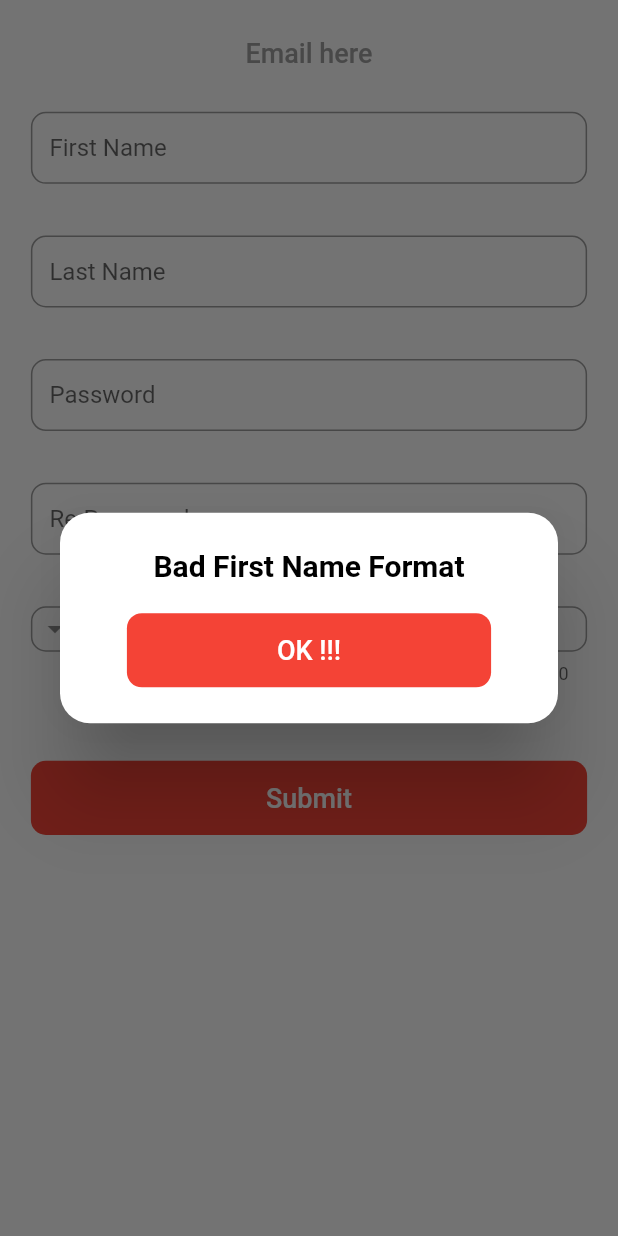
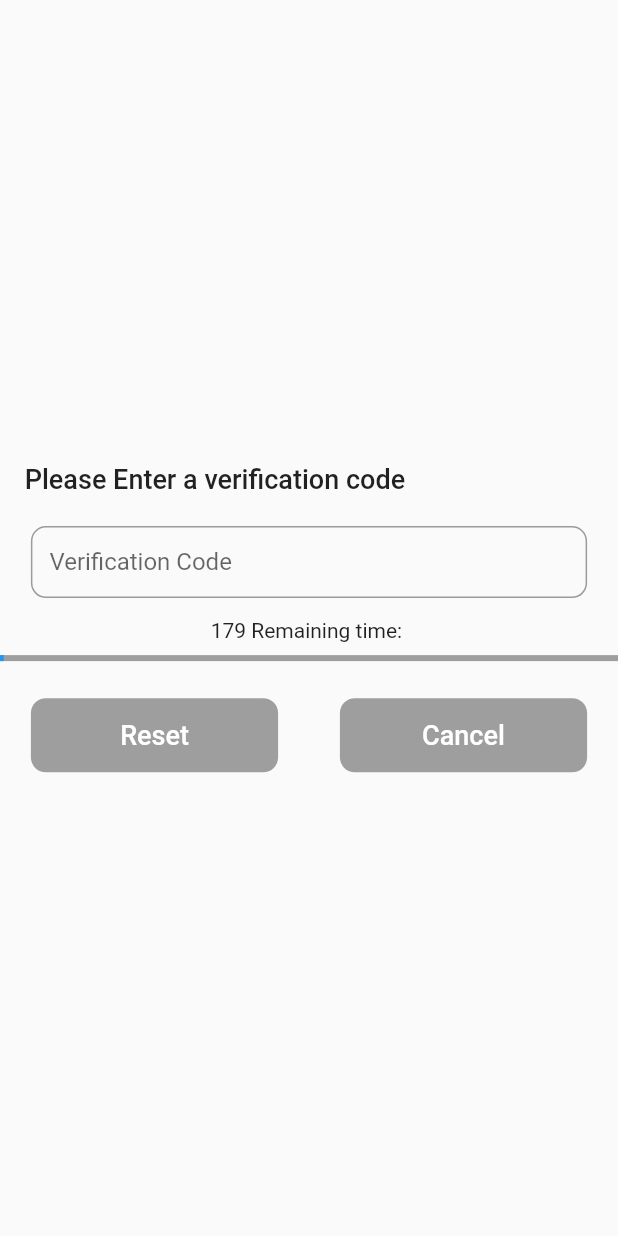
Before and after one commit to sinaziaee/LocatioBooker, a Flutter app: the SignUpScreen screen opened directly with empty values, after a tap on "Submit", on a phone screen of 412 x 824 dp. Run offline on Flutter 3.47's test engine with Material 2 defaults, Android fonts, the phone set to English and light mode, and no system bars; drawn by our look-alikes of intl_phone_field; our stand-ins replace font_awesome_flutter.

Commit message:
verification screen added

```diff
--- a/lib/main.dart
+++ b/lib/main.dart
@@ -1,5 +1,6 @@
 import 'package:flutter/material.dart';
 import 'package:loctio_booker/screens/authentication/sign_up_screen.dart';
+import 'package:loctio_booker/screens/authentication/verification_screen.dart';
 
 import 'screens/authentication/login_screen.dart';
 import 'screens/home/home_screen.dart';
@@ -18,6 +19,7 @@ class MyApp extends StatelessWidget {
         LoginScreen.id: (context) => LoginScreen(),
         HomeScreen.id: (context) => HomeScreen(),
         SignUpScreen.id: (context) => SignUpScreen(),
+        VerificationScreen.id: (context) => VerificationScreen(),
       },
     );
   }
--- a/lib/screens/authentication/components/confirm_button.dart
+++ b/lib/screens/authentication/components/confirm_button.dart
@@ -7,8 +7,9 @@ class MyConfirmButton extends StatelessWidget {
 
   final String text;
   final Function onPressed;
+  final Color color;
 
-  MyConfirmButton({this.text, this.onPressed});
+  MyConfirmButton({this.text, this.onPressed, this.color});
 
   @override
   Widget build(BuildContext context) {
@@ -19,7 +20,7 @@ class MyConfirmButton extends StatelessWidget {
         horizontal: LoginScreen.size.width * 0.05,
       ),
       child: RaisedButton(
-        color: Colors.red,
+        color: color ?? Colors.red,
         elevation: 0,
         shape: RoundedRectangleBorder(
           borderRadius: BorderRadius.circular(10),
--- a/lib/screens/authentication/sign_up_screen.dart
+++ b/lib/screens/authentication/sign_up_screen.dart
@@ -1,5 +1,6 @@
 import 'package:flutter/material.dart';
 import 'package:intl_phone_field/intl_phone_field.dart';
+import 'package:loctio_booker/screens/authentication/verification_screen.dart';
 import 'package:loctio_booker/screens/home/home_screen.dart';
 
 import '../../constants.dart';
@@ -11,7 +12,7 @@ import 'login_screen.dart';
 
 class SignUpScreen extends StatefulWidget {
   static String id = 'sign_up_screen';
-
+  static int theCode;
   @override
   _SignUpScreenState createState() => _SignUpScreenState();
 }
@@ -170,12 +171,13 @@ class _SignUpScreenState extends State<SignUpScreen> {
   }
 
   void onContinuePressed() {
-    if(isValidated()){
-      Navigator.pushNamed(context, HomeScreen.id);
-    }
-    else{
-      // pass
-    }
+    // if(isValidated()){
+    //   Navigator.pushNamed(context, HomeScreen.id);
+    // }
+    // else{
+    //   // pass
+    // }
+    Navigator.pushNamed(context, VerificationScreen.id);
   }
 
   _showDialog(String message) {
--- /dev/null
+++ b/lib/screens/authentication/verification_screen.dart
@@ -0,0 +1,153 @@
+import 'package:flutter/material.dart';
+import 'package:loctio_booker/constants.dart';
+import 'package:loctio_booker/screens/authentication/components/confirm_button.dart';
+import 'package:loctio_booker/screens/authentication/components/my_textfield.dart';
+import 'package:loctio_booker/screens/authentication/login_screen.dart';
+import 'package:loctio_booker/screens/authentication/sign_up_screen.dart';
+
+class VerificationScreen extends StatefulWidget {
+  static String id = 'verification_screen';
+
+  @override
+  _VerificationScreenState createState() => _VerificationScreenState();
+}
+
+class _VerificationScreenState extends State<VerificationScreen>
+    with SingleTickerProviderStateMixin {
+  String code = '';
+  int theCode = SignUpScreen.theCode;
+  int verifTime = 180;
+  AnimationController controller;
+  Animation<double> animation;
+  int progress = 0;
+  FocusNode node;
+  Map arguments;
+
+  TextEditingController verificationController;
+  Color color = Colors.black;
+  @override
+  void initState() {
+    reset();
+    verificationController = TextEditingController();
+    controller = AnimationController(
+        duration: const Duration(seconds: 180), vsync: this);
+    animation = Tween(begin: 0.0, end: 1.0).animate(controller)
+      ..addListener(() {
+        setState(() {
+          // the state that has changed here is the animation object’s value
+          progress = (animation.value * 120).round();
+        });
+      });
+    controller.forward();
+    super.initState();
+  }
+
+  @override
+  void dispose() {
+    controller.stop();
+    super.dispose();
+  }
+
+  void reset() {
+    Future.delayed(
+        Duration(
+          seconds: verifTime,
+        ), () {
+      theCode = null;
+      SignUpScreen.theCode = null;
+      print(theCode);
+    });
+  }
+
+  @override
+  Widget build(BuildContext context) {
+    node = FocusScope.of(context);
+    arguments = ModalRoute.of(context).settings.arguments as Map;
+
+    return Scaffold(
+      body: Column(
+        mainAxisAlignment: MainAxisAlignment.center,
+        crossAxisAlignment: CrossAxisAlignment.start,
+        // mainAxisSize: MainAxisSize.min,
+        children: [
+          Padding(
+            padding: EdgeInsets.symmetric(
+              horizontal: LoginScreen.size.width * 0.04,
+            ),
+            child: Text(
+              'Please Enter a verification code',
+              style: kBodyTextStyle,
+            ),
+          ),
+          SizedBox(
+            height: LoginScreen.size.height * 0.02,
+          ),
+          MyTestField(
+            color: color,
+            controller: verificationController,
+            isPassword: false,
+            isLast: true,
+            node: node,
+            hint: 'Verification Code',
+          ),
+          SizedBox(
+            height: LoginScreen.size.height * 0.01,
+          ),
+          Center(
+            child: (progress != verifTime)
+                ? Text((verifTime - progress).toString() + ' Remaining time: ')
+                : Text('Code was Expired'),
+          ),
+          SizedBox(
+            height: LoginScreen.size.height * 0.01,
+          ),
+          Theme(
+            data: ThemeData(
+              accentColor: Colors.purple,
+            ),
+            child: Container(
+              child: LinearProgressIndicator(
+                value: animation.value,
+                backgroundColor: Colors.grey,
+              ),
+            ),
+          ),
+          SizedBox(
+            height: LoginScreen.size.height * 0.03,
+          ),
+          Row(
+            children: [
+              Expanded(
+                child: MyConfirmButton(
+                  onPressed: (){
+                    onResetPressed();
+                  },
+                  text: 'Reset',
+                  color: Colors.grey,
+                ),
+              ),
+              Expanded(
+                child: MyConfirmButton(
+                  onPressed: (){
+                    onCancelPressed();
+                  },
+                  text: 'Cancel',
+                  color: Colors.grey,
+                ),
+              ),
+            ],
+          ),
+        ],
+      ),
+    );
+  }
+
+  void onCancelPressed(){
+    Navigator.pop(context);
+  }
+
+  void onResetPressed(){
+    reset();
+  }
+
+}
```
